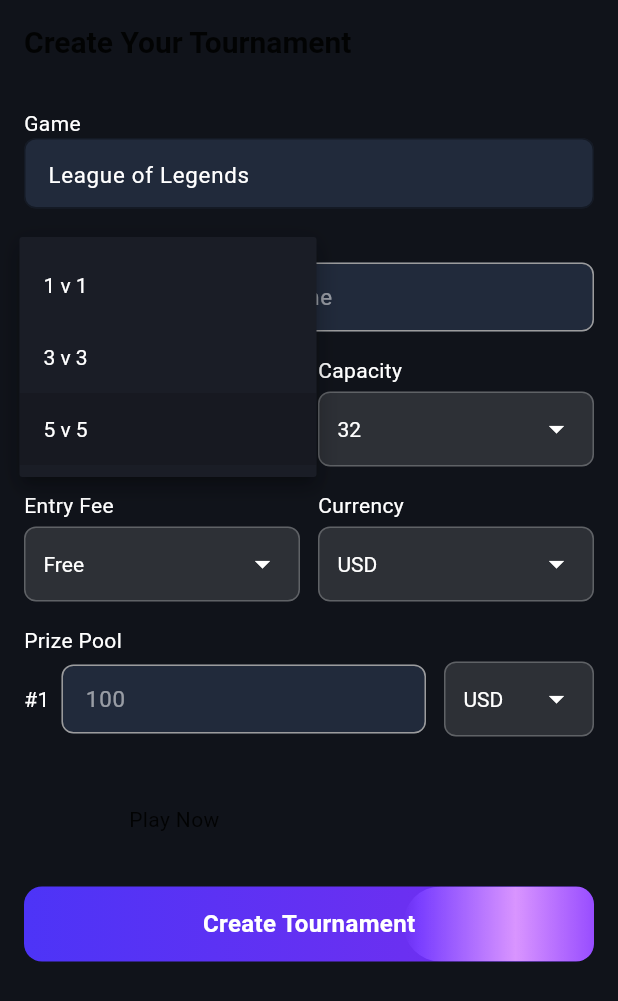
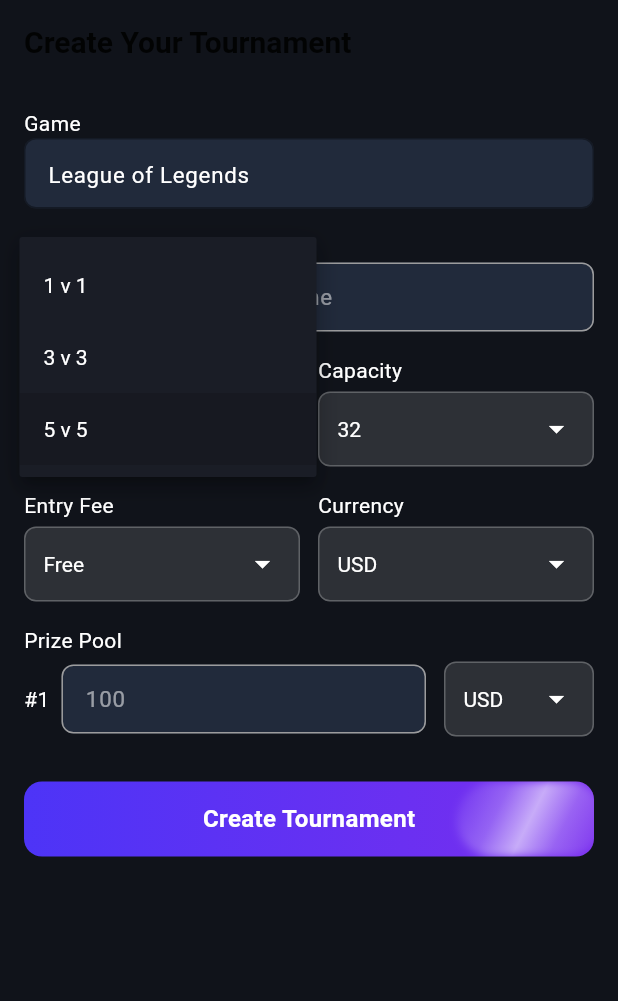
Before and after one commit to iambhabha/BattleNest, a Flutter app: the screen it shows after launch, after a tap on "5 v 5", on a phone screen of 412 x 824 dp. Shown: the top 1001 px of the screen. Run offline on Flutter 3.47's test engine with Material 3 defaults, Android fonts, the phone set to English and light mode, and no system bars; our stand-ins replace firebase_auth, firebase_core, firebase_remote_config, flutter_mobx, flutter_screenutil, get_it and 3 more; missing offline and left inert: neopop; accounts and stored records are empty; generated files the repository leaves out were written again.

Commit message:
new add gradientbutton

```diff
--- a/lib/ui/screens/auth/login_screen.dart
+++ b/lib/ui/screens/auth/login_screen.dart
@@ -307,31 +307,13 @@
                   ],
                 ),
                 30.hh,
-                NeoPopTiltedButton(
-                  isFloating: true,
-                  onTapUp: () {},
-                  decoration: const NeoPopTiltedButtonDecoration(
-                    color: Color.fromRGBO(255, 235, 52, 1),
-                    plunkColor: Color.fromRGBO(255, 235, 52, 1),
-                    shadowColor: Color.fromRGBO(36, 36, 36, 1),
-                    showShimmer: true,
-                  ),
-                  child: const Padding(
-                    padding: EdgeInsets.symmetric(
-                      horizontal: 70.0,
-                      vertical: 15,
-                    ),
-                    child: Text('Play Now'),
-                  ),
-                ),
-                const SizedBox(height: 20),
+
                 GradientButton(
                   text: "Create Tournament",
                   onPressed: () {},
                   showShimmer: true,
                   shimmerColor: Colors.white,
-                  shimmerWidth: 150,
-                  shimmerDuration: const Duration(milliseconds: 2000),
+                  shimmerWidth: 100,
                 ),
               ],
             ),
--- a/lib/ui/widgets/gradient_button.dart
+++ b/lib/ui/widgets/gradient_button.dart
@@ -1,3 +1,6 @@
+import 'dart:math' as math;
+import 'dart:ui' as ui;
+
 import 'package:flutter/material.dart';
 import 'package:tournament_app/constants/app_color.dart';
 
@@ -22,7 +25,7 @@
     this.showShimmer = false,
     this.shimmerColor = Colors.white,
     this.shimmerWidth = 100,
-    this.shimmerDuration = const Duration(milliseconds: 1500),
+    this.shimmerDuration = const Duration(seconds: 6),
   });
 
   @override
@@ -82,7 +85,7 @@
                   return CustomPaint(
                     painter: _ShimmerPainter(
                       ticker: _shimmerController,
-                      color: widget.shimmerColor.withOpacity(0.4),
+                      color: widget.shimmerColor,
                       width: widget.shimmerWidth,
                     ),
                   );
@@ -110,26 +113,33 @@
   void paint(Canvas canvas, Size size) {
     final double x = size.width * 2.0 * ticker.value - width;
 
-    // Create a gradient that fades in and out
+    final rect = Rect.fromLTWH(x, 0, width, size.height);
+
+    // Diagonal gradient shimmer
     final gradient = LinearGradient(
+      begin: Alignment.topLeft,
+      end: Alignment.bottomRight,
       colors: [
         color.withOpacity(0.0),
-        color,
+        color.withOpacity(0.25),
+        color.withOpacity(0.6),
+        color.withOpacity(0.25),
         color.withOpacity(0.0),
       ],
-      stops: const [0.0, 0.5, 1.0],
+      stops: const [0.0, 0.3, 0.5, 0.7, 1.0],
     );
 
-    // Create a rect that moves across the button
-    final rect = Rect.fromLTWH(x, 0, width, size.height);
-    final gradientPaint = Paint()
+    final Paint shimmerPaint = Paint()
       ..shader = gradient.createShader(rect)
-      ..blendMode = BlendMode.plus;
+      ..blendMode = BlendMode.srcATop // visually smoother than BlendMode.plus
+      ..maskFilter = const ui.MaskFilter.blur(ui.BlurStyle.normal, 3); // soft blur
 
-    // Draw the shimmer effect
     canvas.drawRRect(
-      RRect.fromRectAndRadius(rect, Radius.circular(size.height / 2)),
-      gradientPaint,
+      RRect.fromRectAndRadius(
+        rect,
+        Radius.circular(size.height / 2),
+      ),
+      shimmerPaint,
     );
   }
 
```
